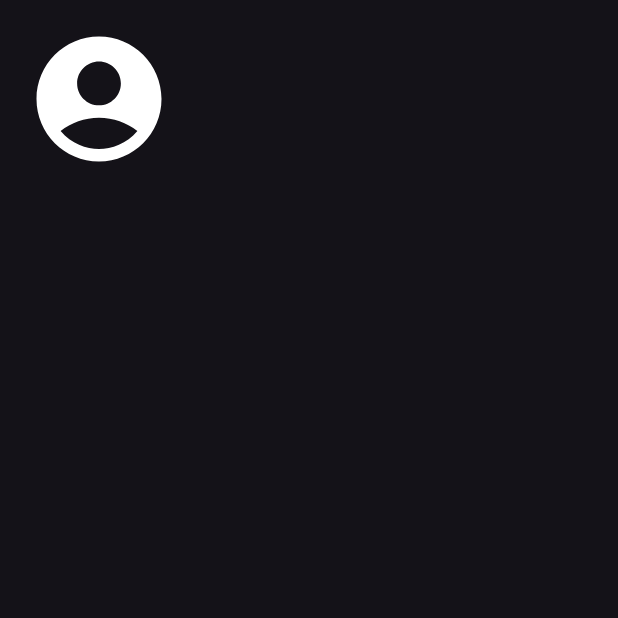
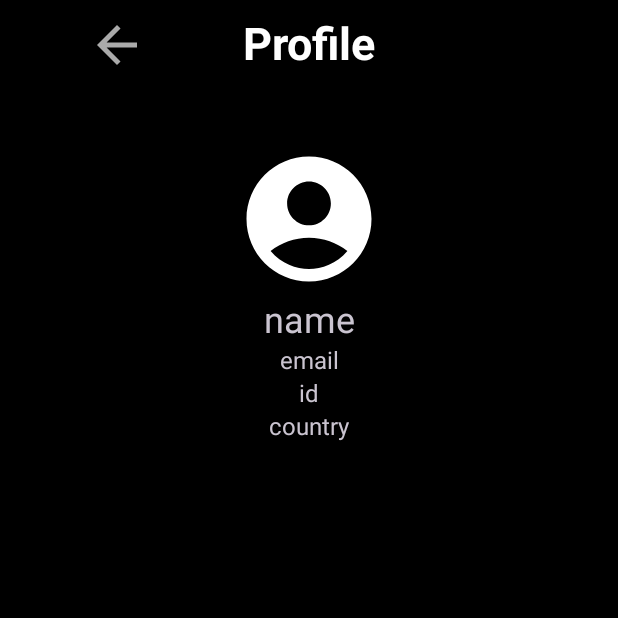
Before and after one commit to wlu314/Spotify-Stats-Tool, an Android app: the SpotifyUserProfileActivity screen opened directly, with no data from a screen before it, on a phone screen of 412 x 824 dp, the top half of it. Run offline under Robolectric (Android 15) with nearby library versions, the phone set to English and light mode, and no system bars; pictures from the network do not load.

Commit message:
Add UI to profile

```diff
--- a/app/src/main/java/com/example/code/SpotifyAPI/ConnectSpotifyPage.java
+++ b/app/src/main/java/com/example/code/SpotifyAPI/ConnectSpotifyPage.java
@@ -17,7 +17,7 @@ import com.spotify.sdk.android.auth.AuthorizationResponse;
 
 
 public class ConnectSpotifyPage extends AppCompatActivity{
-    private static final String CLIENT_ID = "0d33de8c5b634aadbe0250636cd2e0aa";
+    private static final String CLIENT_ID = "18361388d1984e72932933a3e37aa877";
     private static final String REDIRECT_URI = "spotify-api://redirect/";
 
 
--- a/app/src/main/java/com/example/code/SpotifyAPI/SpotifyUserProfileActivity.java
+++ b/app/src/main/java/com/example/code/SpotifyAPI/SpotifyUserProfileActivity.java
@@ -1,13 +1,18 @@
 package com.example.code.SpotifyAPI;
 
+import android.content.Intent;
 import android.os.Bundle;
 import android.util.Log;
+import android.widget.ImageButton;
 import android.widget.ImageView;
 import android.widget.TextView;
 import androidx.appcompat.app.AppCompatActivity;
 
 import com.bumptech.glide.Glide;
 import com.example.code.R;
+import com.example.code.ui.HomeActivity;
+import com.example.code.ui.Notifications;
+import com.example.code.ui.ProfileActivity;
 
 import org.json.JSONObject;
 import okhttp3.OkHttpClient;
@@ -15,10 +20,15 @@ import okhttp3.Request;
 import okhttp3.Response;
 
 public class SpotifyUserProfileActivity extends AppCompatActivity {
+    ImageButton go_back_button;
     @Override
     protected void onCreate(Bundle savedInstanceState) {
         super.onCreate(savedInstanceState);
         setContentView(R.layout.activity_user_profile);
+        go_back_button = findViewById(R.id.go_back_button);
+        go_back_button.setOnClickListener(view -> {
+            startActivity(new Intent(this, HomeActivity.class));
+        });
 
         String accessToken = getIntent().getStringExtra("ACCESS_TOKEN");
         System.out.println("Access token obtained!" + accessToken);
--- a/app/src/main/res/layout/activity_user_profile.xml
+++ b/app/src/main/res/layout/activity_user_profile.xml
@@ -1,36 +1,90 @@
-<LinearLayout xmlns:android="http://schemas.android.com/apk/res/android"
+<?xml version="1.0" encoding="utf-8"?>
+<androidx.constraintlayout.widget.ConstraintLayout xmlns:android="http://schemas.android.com/apk/res/android"
+    xmlns:tools="http://schemas.android.com/tools"
     android:layout_width="match_parent"
-    android:layout_height="wrap_content"
-    android:orientation="vertical"
-    android:padding="16dp">
+    android:layout_height="match_parent"
+    xmlns:app="http://schemas.android.com/apk/res-auto"
+    tools:context=".SpotifyAPI.SpotifyUserProfileActivity"
+    style="@style/ScreenBackground"
+    android:orientation="vertical">
+
+    <TextView
+        android:id="@+id/titleStats"
+        style="@style/TextColor"
+        android:layout_width="wrap_content"
+        android:layout_height="wrap_content"
+        android:layout_marginTop="8dp"
+        android:layout_weight="1"
+        android:gravity="center"
+        android:text="Profile"
+        android:textSize="30dp"
+        android:textStyle="bold"
+        app:flow_horizontalAlign="center"
+        app:layout_constraintEnd_toEndOf="parent"
+        app:layout_constraintStart_toStartOf="parent"
+        app:layout_constraintTop_toTopOf="parent" />
+
+    <ImageButton
+        android:id="@+id/go_back_button"
+        android:layout_width="wrap_content"
+        android:layout_height="wrap_content"
+        android:layout_marginTop="10dp"
+        android:layout_marginEnd="6dp"
+        android:background="@android:color/transparent"
+        android:src="@drawable/baseline_arrow_back_24"
+        android:text="Button"
+        app:layout_constraintEnd_toStartOf="@+id/titleStats"
+        app:layout_constraintStart_toStartOf="parent"
+        app:layout_constraintTop_toTopOf="parent" />
 
     <ImageView
         android:id="@+id/user_profile_image"
         android:layout_width="100dp"
         android:layout_height="100dp"
-        android:src="@drawable/profile_botton" />
+        android:layout_marginTop="47dp"
+        android:src="@drawable/profile_botton"
+        android:text="profile_image"
+        app:layout_constraintEnd_toEndOf="parent"
+        app:layout_constraintStart_toStartOf="parent"
+        app:layout_constraintTop_toBottomOf="@+id/titleStats" />
 
     <TextView
         android:id="@+id/user_display_name"
         android:layout_width="wrap_content"
         android:layout_height="wrap_content"
-        android:textSize="24sp"/>
+        android:text="name"
+        android:textSize="24sp"
+        app:layout_constraintEnd_toEndOf="parent"
+        app:layout_constraintStart_toStartOf="parent"
+        app:layout_constraintTop_toBottomOf="@+id/user_profile_image" />
 
     <TextView
         android:id="@+id/user_email"
         android:layout_width="wrap_content"
         android:layout_height="wrap_content"
-        android:textSize="16sp"/>
+        android:text="email"
+        android:textSize="16sp"
+        app:layout_constraintEnd_toEndOf="parent"
+        app:layout_constraintStart_toStartOf="parent"
+        app:layout_constraintTop_toBottomOf="@+id/user_display_name" />
 
     <TextView
         android:id="@+id/user_id"
         android:layout_width="wrap_content"
         android:layout_height="wrap_content"
-        android:textSize="16sp"/>
+        android:text="id"
+        android:textSize="16sp"
+        app:layout_constraintEnd_toEndOf="parent"
+        app:layout_constraintStart_toStartOf="parent"
+        app:layout_constraintTop_toBottomOf="@+id/user_email" />
 
     <TextView
         android:id="@+id/user_country"
         android:layout_width="wrap_content"
         android:layout_height="wrap_content"
-        android:textSize="16sp"/>
-</LinearLayout>
+        android:text="country"
+        android:textSize="16sp"
+        app:layout_constraintEnd_toEndOf="parent"
+        app:layout_constraintStart_toStartOf="parent"
+        app:layout_constraintTop_toBottomOf="@+id/user_id" />
+</androidx.constraintlayout.widget.ConstraintLayout>
```
